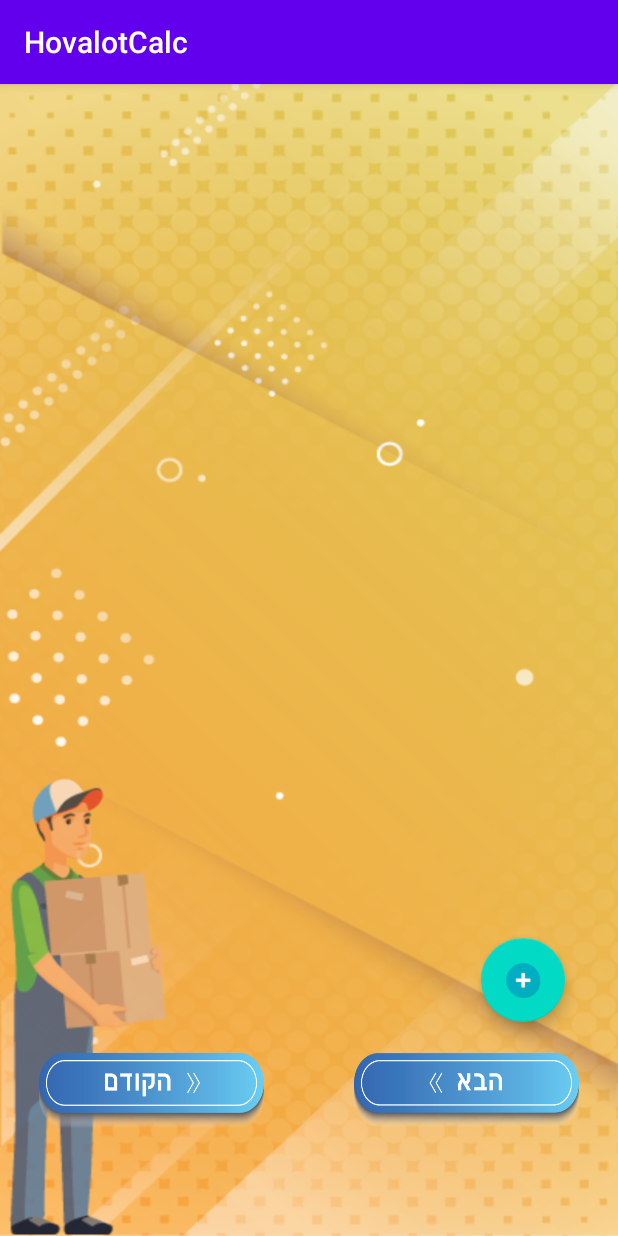
After one commit to ilay-chen/HovalotCalc, an Android app: the fragment ItemsAndRoomsFragment shown on its own in the app's theme, on a phone screen of 412 x 824 dp. The commit adds this screen. Run offline under Robolectric (Android 15) with nearby library versions, the phone set to English and light mode, and no system bars.

Commit message:
ItemsAndRoomsFragment.kt added ver 1

```diff
--- a/app/build.gradle
+++ b/app/build.gradle
@@ -32,6 +32,7 @@ dependencies {
     // AndroidX ViewPager2
     implementation 'androidx.viewpager2:viewpager2:1.0.0'
     implementation 'com.tbuonomo.andrui:viewpagerdotsindicator:4.1.2'
+    implementation 'com.google.android.material:material:1.1.0'
 
     testImplementation 'junit:junit:4.12'
     androidTestImplementation 'androidx.test.ext:junit:1.1.1'
--- /dev/null
+++ b/app/src/main/java/com/icstudios/hovalotcalc/ordercreate/ItemsAndRoomsFragment.kt
@@ -0,0 +1,79 @@
+package com.icstudios.hovalotcalc.ordercreate
+
+import android.Manifest
+import android.app.DatePickerDialog
+import android.app.DatePickerDialog.OnDateSetListener
+import android.app.TimePickerDialog
+import android.app.TimePickerDialog.OnTimeSetListener
+import android.content.pm.PackageManager
+import android.os.Bundle
+import android.text.InputType
+import android.view.LayoutInflater
+import android.view.View
+import android.view.View.OnFocusChangeListener
+import android.view.ViewGroup
+import android.widget.*
+import androidx.constraintlayout.widget.ConstraintLayout
+import androidx.core.content.ContextCompat
+import androidx.fragment.app.Fragment
+import com.google.android.material.floatingactionbutton.FloatingActionButton
+import com.icstudios.hovalotcalc.R
+
+class ItemsAndRoomsFragment : Fragment() , removeRoom{
+
+    private lateinit var addRoom : FloatingActionButton
+    private lateinit var mButtonNext: Button
+    private lateinit var mButtonPrevious: Button
+    private var mRooms : ArrayList<RoomLayout> = ArrayList()
+    private lateinit var inn : LinearLayout
+
+    override fun onCreateView(
+            inflater: LayoutInflater, container: ViewGroup?,
+            savedInstanceState: Bundle?
+    ): View? {
+        // Inflate the layout for this fragment
+        var rootView = inflater.inflate(R.layout.items_and_rooms_fragment, container, false)
+        inn = rootView.findViewById<LinearLayout>(R.id.all_items)
+
+        addRoom = rootView.findViewById(R.id.floatingActionButton)
+        addRoom.setOnClickListener(View.OnClickListener { view ->
+            mRooms.add(RoomLayout(context))
+            //container!!.addView(mRooms.get(0))
+            inn.addView(mRooms.get(mRooms.size-1))
+            mRooms[mRooms.size-1].addItem(ItemLayout(context))
+            mRooms[mRooms.size-1].delete.setOnClickListener {
+                it.parent.parent
+                it.rootView
+                inn.removeView(mRooms[mRooms.size-1])
+                mRooms.remove(mRooms[mRooms.size-1])
+            }
+        })
+
+        mButtonNext = rootView.findViewById(R.id.next1)
+        mButtonNext.setOnClickListener(View.OnClickListener { view ->
+
+            (activity as ViewPagerNavigation).setCurrent(4)
+        })
+
+        mButtonPrevious = rootView.findViewById(R.id.previous)
+        mButtonPrevious.setOnClickListener(View.OnClickListener { view ->
+
+            (activity as ViewPagerNavigation).setCurrent(2)
+        })
+
+        return rootView
+    }
+
+    override fun onResume() {
+        super.onResume()
+    }
+
+    override fun onRemove(roomId: Int) {
+        inn.removeView(mRooms[roomId])
+        mRooms.remove(mRooms[roomId])
+    }
+}
+
+interface removeRoom {
+    fun onRemove(progress: Int)
+}
--- /dev/null
+++ b/app/src/main/res/layout/items_and_rooms_fragment.xml
@@ -0,0 +1,75 @@
+<?xml version="1.0" encoding="utf-8"?>
+<androidx.constraintlayout.widget.ConstraintLayout
+    xmlns:android="http://schemas.android.com/apk/res/android"
+    xmlns:app="http://schemas.android.com/apk/res-auto"
+    xmlns:tools="http://schemas.android.com/tools"
+    android:layout_width="match_parent"
+    android:layout_height="match_parent"
+    android:background="@drawable/extra_details_background">
+
+    <ScrollView
+        android:layout_width="match_parent"
+        android:layout_height="530dp"
+        app:layout_constraintBottom_toTopOf="@+id/next1"
+        app:layout_constraintEnd_toEndOf="parent"
+        app:layout_constraintHorizontal_bias="0.0"
+        app:layout_constraintStart_toStartOf="parent"
+        app:layout_constraintTop_toTopOf="parent"
+        app:layout_constraintVertical_bias="0.0">
+
+        <LinearLayout
+            android:id="@+id/all_items"
+            android:layout_width="match_parent"
+            android:layout_height="wrap_content"
+            android:orientation="vertical">
+
+        </LinearLayout>
+    </ScrollView>
+
+    <Button
+        android:id="@+id/next1"
+        android:layout_width="150dp"
+        android:layout_height="50dp"
+
+        app:layout_constraintBottom_toBottomOf="parent"
+        app:layout_constraintEnd_toEndOf="parent"
+        app:layout_constraintHorizontal_bias="0.9"
+        app:layout_constraintVertical_bias="0.9"
+        app:layout_constraintStart_toStartOf="parent"
+        app:layout_constraintTop_toTopOf="parent"
+
+        android:background="@drawable/next"
+        app:srcCompat="@drawable/next" />
+
+    <Button
+        android:id="@+id/previous"
+        android:layout_width="150dp"
+        android:layout_height="50dp"
+
+        app:layout_constraintBottom_toBottomOf="parent"
+        app:layout_constraintEnd_toEndOf="parent"
+        app:layout_constraintHorizontal_bias="0.1"
+        app:layout_constraintVertical_bias="0.9"
+        app:layout_constraintStart_toStartOf="parent"
+        app:layout_constraintTop_toTopOf="parent"
+
+        android:background="@drawable/back"
+        app:srcCompat="@drawable/back" />
+
+    <com.google.android.material.floatingactionbutton.FloatingActionButton
+        android:id="@+id/floatingActionButton"
+        android:layout_width="wrap_content"
+        android:layout_height="wrap_content"
+        android:clickable="true"
+        android:background="@drawable/plus_icon"
+        app:srcCompat="@drawable/plus_icon"
+
+        app:layout_constraintBottom_toBottomOf="parent"
+        app:layout_constraintEnd_toEndOf="parent"
+        app:layout_constraintHorizontal_bias="0.9"
+        app:layout_constraintVertical_bias="0.8"
+        app:layout_constraintStart_toStartOf="parent"
+        app:layout_constraintTop_toTopOf="parent"/>
+
+
+</androidx.constraintlayout.widget.ConstraintLayout>
```
Also changed, not shown: app/src/main/java/com/icstudios/hovalotcalc/ordercreate/ItemLayout.java (added, +90 -0 lines), app/src/main/java/com/icstudios/hovalotcalc/ordercreate/OrderCreateActivity.kt (+7 -6 lines), app/src/main/java/com/icstudios/hovalotcalc/ordercreate/RoomLayout.java (added, +77 -0 lines), app/src/main/res/layout/item_view.xml (added, +55 -0 lines), app/src/main/res/layout/room_view.xml (added, +52 -0 lines), app/src/main/res/drawable-v24/add_icon.png (added), app/src/main/res/drawable-v24/munus_icon.png (added), app/src/main/res/drawable-v24/plus_icon.png (added), app/src/main/res/drawable/add_icon.png (added), app/src/main/res/drawable/minus_icon.png (added).
